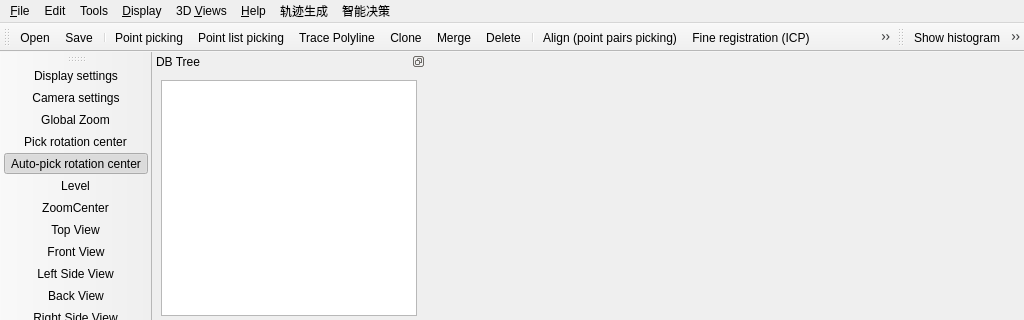
C-prince/CloudCompare-DTM, file qDTM/ui_templates/mainWindow.ui: the form before one commit; both pictures show x 0 to 1024 and y 0 to 320 of the 1024 by 768 pixel window.
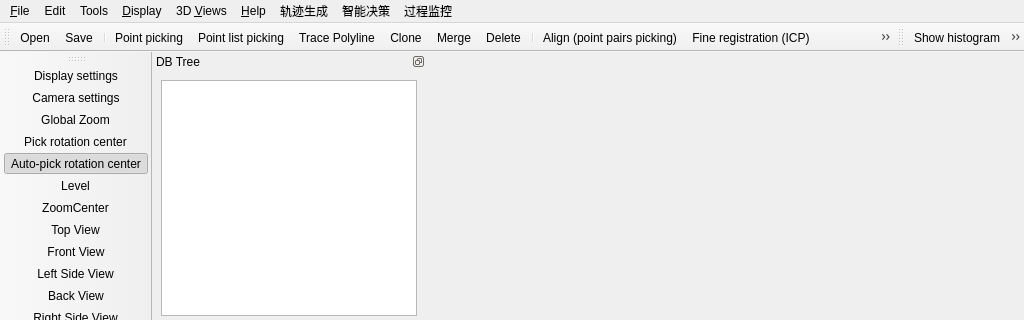
The form after the commit. Icons and pictures are not drawn. Custom widgets are drawn as their Qt base class.

Commit message: 周亚强添加过程监控模块

Diff of the .ui file:
```diff
--- a/qDTM/ui_templates/mainWindow.ui
+++ b/qDTM/ui_templates/mainWindow.ui
@@ -525,6 +525,12 @@
     </property>
     <addaction name="actionIntelligentDecision"/>
    </widget>
+   <widget class="QMenu" name="menu_3">
+    <property name="title">
+     <string>过程监控</string>
+    </property>
+    <addaction name="actionFTP"/>
+   </widget>
    <addaction name="menuFile"/>
    <addaction name="menuEdit"/>
    <addaction name="menuTools"/>
@@ -533,6 +539,7 @@
    <addaction name="menuHelp"/>
    <addaction name="menu"/>
    <addaction name="menu_2"/>
+   <addaction name="menu_3"/>
   </widget>
   <widget class="QDockWidget" name="DockableDBTree">
    <property name="minimumSize">
```
Left out of the diff: 5 changed lines with no effect on the pictures. The commit also changes 2 other files.
